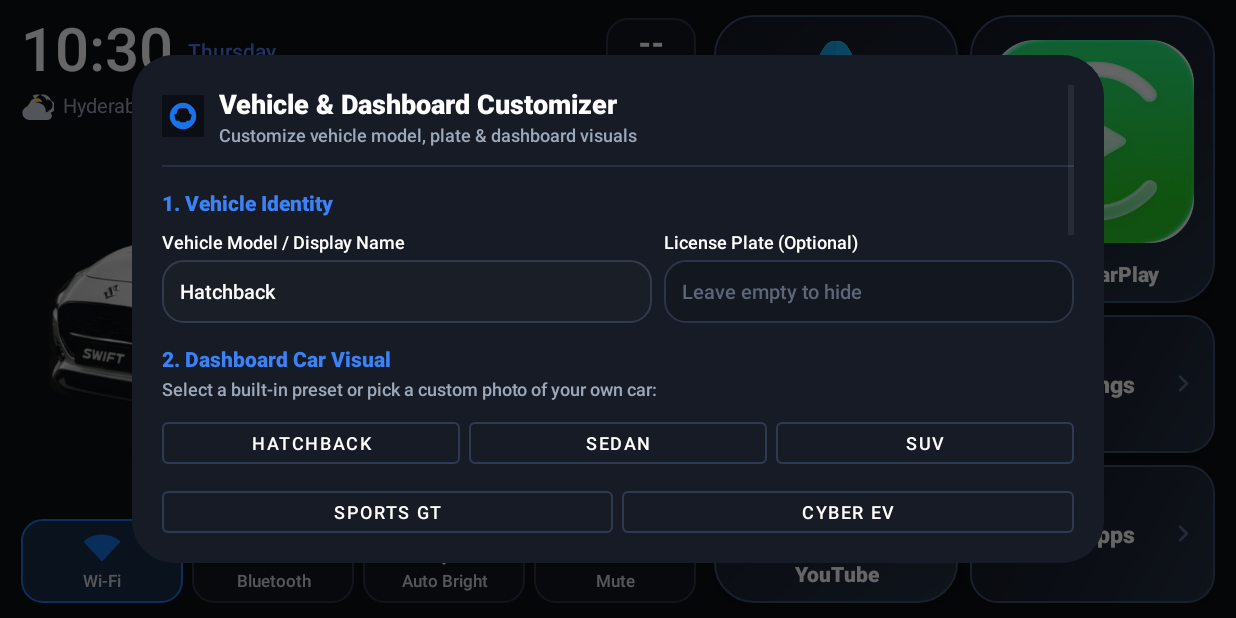
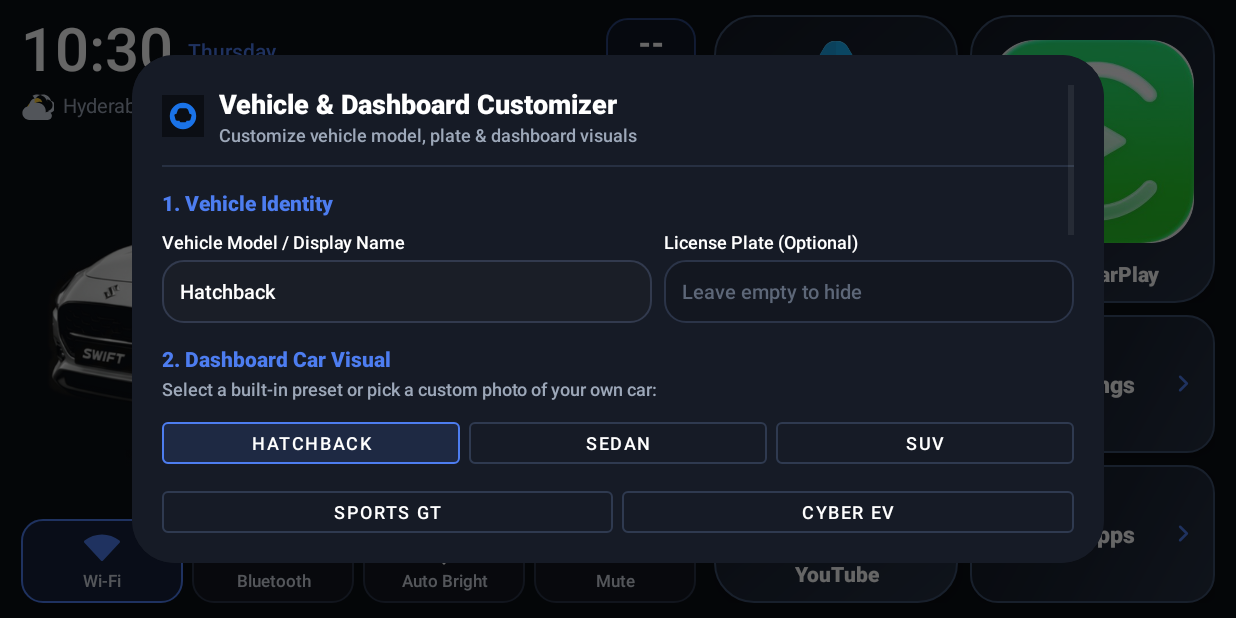
Before and after one commit to HarideepS/DashFlow, an Android app: the screen it shows after launch (MainActivity), after a tap on "Car Dashboard Display", on a phone screen of 824 x 412 dp (held sideways). Run offline under Robolectric (Android 15) with nearby library versions, the phone set to English and light mode, and no system bars; 3 other taps on this screen came first.

Commit message:
feat(theme): apply accent color across cockpit UI and customizer dialog (v1.0.3)

```diff
--- a/app/build.gradle
+++ b/app/build.gradle
@@ -11,8 +11,8 @@ android {
         applicationId = "com.automotive.swiftlauncher"
         minSdk = 26
         targetSdk = 33
-        versionCode = 3
-        versionName = "1.0.2"
+        versionCode = 4
+        versionName = "1.0.3"
 
         testInstrumentationRunner = "androidx.test.runner.AndroidJUnitRunner"
     }
--- a/app/src/main/java/com/automotive/swiftlauncher/MainActivity.kt
+++ b/app/src/main/java/com/automotive/swiftlauncher/MainActivity.kt
@@ -7,9 +7,13 @@ import android.content.BroadcastReceiver
 import android.content.Context
 import android.content.Intent
 import android.content.IntentFilter
+import android.content.res.ColorStateList
 import android.graphics.Bitmap
 import android.graphics.BitmapFactory
 import android.graphics.Color
+import android.graphics.drawable.Drawable
+import android.graphics.drawable.GradientDrawable
+import android.graphics.drawable.RippleDrawable
 import android.media.AudioManager
 import android.net.Uri
 import android.net.wifi.WifiManager
@@ -29,6 +33,7 @@ import androidx.appcompat.app.AppCompatActivity
 import androidx.core.content.ContextCompat
 import androidx.lifecycle.lifecycleScope
 import com.automotive.swiftlauncher.databinding.ActivityMainBinding
+import com.google.android.material.button.MaterialButton
 import kotlinx.coroutines.launch
 import java.io.File
 import java.io.FileOutputStream
@@ -249,14 +254,58 @@ class MainActivity : AppCompatActivity() {
         applyAccentColor()
     }
 
-    private fun applyAccentColor() {
-        val parsedColor = try {
-            Color.parseColor(prefs.accentColor)
+    private fun parseAccentColor(hex: String = prefs.accentColor): Int {
+        return try {
+            Color.parseColor(hex)
         } catch (_: Exception) {
             Color.parseColor(PreferenceHelper.DEFAULT_ACCENT_COLOR)
         }
+    }
+
+    private fun createTintedPillDrawable(
+        accentColor: Int,
+        fillAlpha: Int = 44,
+        strokeAlpha: Int = 255,
+        strokeDp: Float = 1.5f
+    ): Drawable {
+        val fillColor = Color.argb(
+            fillAlpha,
+            Color.red(accentColor),
+            Color.green(accentColor),
+            Color.blue(accentColor)
+        )
+        val strokeColor = Color.argb(
+            strokeAlpha,
+            Color.red(accentColor),
+            Color.green(accentColor),
+            Color.blue(accentColor)
+        )
+        val radiusPx = 14f * resources.displayMetrics.density
+        val strokePx = (strokeDp * resources.displayMetrics.density).roundToInt()
+        val shape = GradientDrawable().apply {
+            shape = GradientDrawable.RECTANGLE
+            cornerRadius = radiusPx
+            setColor(fillColor)
+            setStroke(strokePx, strokeColor)
+        }
+        val rippleColor = ColorStateList.valueOf(Color.argb(38, 255, 255, 255))
+        return RippleDrawable(rippleColor, shape, null)
+    }
+
+    private fun applyAccentColor() {
+        val parsedColor = parseAccentColor()
         binding.textDayDate.setTextColor(parsedColor)
+        binding.textSpeedUnit.setTextColor(parsedColor)
+        binding.speedometerContainer.background = createTintedPillDrawable(
+            parsedColor,
+            fillAlpha = 20,
+            strokeAlpha = 120,
+            strokeDp = 1f
+        )
         binding.btnMediaPlayPause.setColorFilter(parsedColor)
+        binding.chevronSettings.setColorFilter(parsedColor)
+        binding.chevronAllApps.setColorFilter(parsedColor)
+        updateWifiState()
     }
 
     private fun renderSpeedometer() {
@@ -419,6 +468,93 @@ class MainActivity : AppCompatActivity() {
         }
         textBootLaunchApp.text = "Auto-Launch on Cold Boot: ${prefs.bootLaunchLabel}"
 
+        val sectionHeaders = listOf(
+            R.id.sectionHeader1,
+            R.id.sectionHeader2,
+            R.id.sectionHeader3,
+            R.id.sectionHeader4,
+            R.id.sectionHeader5
+        ).map { dialogView.findViewById<TextView>(it) }
+        val btnPickCustomImage = dialogView.findViewById<Button>(R.id.btnPickCustomImage)
+        val btnSaveSettings = dialogView.findViewById<Button>(R.id.btnSaveSettings)
+
+        val presetButtons = mapOf(
+            PreferenceHelper.PRESET_HATCHBACK to dialogView.findViewById<Button>(R.id.btnPresetHatchback),
+            PreferenceHelper.PRESET_SEDAN to dialogView.findViewById<Button>(R.id.btnPresetSedan),
+            PreferenceHelper.PRESET_SUV to dialogView.findViewById<Button>(R.id.btnPresetSuv),
+            PreferenceHelper.PRESET_SPORTS to dialogView.findViewById<Button>(R.id.btnPresetSports),
+            PreferenceHelper.PRESET_EV to dialogView.findViewById<Button>(R.id.btnPresetEv)
+        )
+        val sizeButtons = listOf(
+            0.85f to dialogView.findViewById<Button>(R.id.btnSizeSmall),
+            1.0f to dialogView.findViewById<Button>(R.id.btnSizeNormal),
+            1.15f to dialogView.findViewById<Button>(R.id.btnSizeLarge)
+        )
+        val accentButtons = mapOf(
+            R.id.btnAccentBlue to "#4D7DF0",
+            R.id.btnAccentCyan to "#00E5FF",
+            R.id.btnAccentEmerald to "#10B981",
+            R.id.btnAccentRed to "#EF4444",
+            R.id.btnAccentAmber to "#F59E0B"
+        )
+
+        fun updateDialogSelectionsAndTheme() {
+            val accentColor = parseAccentColor(selectedAccent)
+            val accentStateList = ColorStateList.valueOf(accentColor)
+            val subtleFill = ColorStateList.valueOf(
+                Color.argb(36, Color.red(accentColor), Color.green(accentColor), Color.blue(accentColor))
+            )
+            val defaultStroke = ColorStateList.valueOf(Color.parseColor("#2F3A50"))
+            val transparentFill = ColorStateList.valueOf(Color.TRANSPARENT)
+
+            sectionHeaders.forEach { it.setTextColor(accentColor) }
+            checkShowSpeedometer.buttonTintList = accentStateList
+            checkSpeedMph.buttonTintList = accentStateList
+            checkAutoDimming.buttonTintList = accentStateList
+            btnSaveSettings.backgroundTintList = accentStateList
+            (btnPickCustomImage as? MaterialButton)?.apply {
+                setTextColor(accentColor)
+                strokeColor = accentStateList
+            }
+            (btnEnableMediaAccess as? MaterialButton)?.apply {
+                setTextColor(accentColor)
+                strokeColor = accentStateList
+            }
+
+            val normalizedPreset = if (selectedPreset == "swift") PreferenceHelper.PRESET_HATCHBACK else selectedPreset
+            presetButtons.forEach { (key, btn) ->
+                val active = (key == normalizedPreset)
+                (btn as? MaterialButton)?.apply {
+                    strokeColor = if (active) accentStateList else defaultStroke
+                    backgroundTintList = if (active) subtleFill else transparentFill
+                }
+            }
+
+            sizeButtons.forEach { (scale, btn) ->
+                val active = kotlin.math.abs(selectedScale - scale) < 0.05f
+                (btn as? MaterialButton)?.apply {
+                    strokeColor = if (active) accentStateList else defaultStroke
+                    backgroundTintList = if (active) subtleFill else transparentFill
+                }
+            }
+
+            accentButtons.forEach { (btnId, hex) ->
+                val btn = dialogView.findViewById<Button>(btnId)
+                val btnColor = parseAccentColor(hex)
+                val active = hex.equals(selectedAccent, ignoreCase = true)
+                (btn as? MaterialButton)?.apply {
+                    strokeColor = ColorStateList.valueOf(btnColor)
+                    backgroundTintList = if (active) {
+                        ColorStateList.valueOf(
+                            Color.argb(56, Color.red(btnColor), Color.green(btnColor), Color.blue(btnColor))
+                        )
+                    } else {
+                        transparentFill
+                    }
+                }
+            }
+        }
+
         fun updateVisualStatusUI() {
             if (selectedPreset == PreferenceHelper.PRESET_CUSTOM && prefs.customCarPath.isNotBlank()) {
                 textCarVisualStatus.text = "Active visual: Custom Gallery Photo"
@@ -434,31 +570,18 @@ class MainActivity : AppCompatActivity() {
                 textCarVisualStatus.text = "Active visual: $label"
                 btnClearCustomImage.visibility = View.GONE
             }
+            updateDialogSelectionsAndTheme()
         }
         updateVisualStatusUI()
 
-        dialogView.findViewById<Button>(R.id.btnPresetHatchback).setOnClickListener {
-            selectedPreset = PreferenceHelper.PRESET_HATCHBACK
-            updateVisualStatusUI()
-        }
-        dialogView.findViewById<Button>(R.id.btnPresetSedan).setOnClickListener {
-            selectedPreset = PreferenceHelper.PRESET_SEDAN
-            updateVisualStatusUI()
-        }
-        dialogView.findViewById<Button>(R.id.btnPresetSuv).setOnClickListener {
-            selectedPreset = PreferenceHelper.PRESET_SUV
-            updateVisualStatusUI()
-        }
-        dialogView.findViewById<Button>(R.id.btnPresetSports).setOnClickListener {
-            selectedPreset = PreferenceHelper.PRESET_SPORTS
-            updateVisualStatusUI()
-        }
-        dialogView.findViewById<Button>(R.id.btnPresetEv).setOnClickListener {
-            selectedPreset = PreferenceHelper.PRESET_EV
-            updateVisualStatusUI()
+        presetButtons.forEach { (presetKey, btn) ->
+            btn.setOnClickListener {
+                selectedPreset = presetKey
+                updateVisualStatusUI()
+            }
         }
 
-        dialogView.findViewById<Button>(R.id.btnPickCustomImage).setOnClickListener {
+        btnPickCustomImage.setOnClickListener {
             pendingDialogDismiss?.invoke()
             imagePickerLauncher.launch("image/*")
         }
@@ -469,31 +592,17 @@ class MainActivity : AppCompatActivity() {
             updateVisualStatusUI()
         }
 
-        dialogView.findViewById<Button>(R.id.btnSizeSmall).setOnClickListener {
-            selectedScale = 0.85f
-            Toast.makeText(this, "Scale: 85% Compact", Toast.LENGTH_SHORT).show()
-        }
-        dialogView.findViewById<Button>(R.id.btnSizeNormal).setOnClickListener {
-            selectedScale = 1.0f
-            Toast.makeText(this, "Scale: 100% Default", Toast.LENGTH_SHORT).show()
-        }
-        dialogView.findViewById<Button>(R.id.btnSizeLarge).setOnClickListener {
-            selectedScale = 1.15f
-            Toast.makeText(this, "Scale: 115% Hero", Toast.LENGTH_SHORT).show()
+        sizeButtons.forEach { (scale, btn) ->
+            btn.setOnClickListener {
+                selectedScale = scale
+                updateDialogSelectionsAndTheme()
+            }
         }
 
-        // Accent Color Selection
-        val accentButtons = mapOf(
-            R.id.btnAccentBlue to "#4D7DF0",
-            R.id.btnAccentCyan to "#00E5FF",
-            R.id.btnAccentEmerald to "#10B981",
-            R.id.btnAccentRed to "#EF4444",
-            R.id.btnAccentAmber to "#F59E0B"
-        )
         accentButtons.forEach { (btnId, hex) ->
             dialogView.findViewById<Button>(btnId).setOnClickListener {
                 selectedAccent = hex
-                Toast.makeText(this, "Accent color selected", Toast.LENGTH_SHORT).show()
+                updateDialogSelectionsAndTheme()
             }
         }
 
@@ -714,12 +823,14 @@ class MainActivity : AppCompatActivity() {
         try {
             val wifiManager = applicationContext.getSystemService(Context.WIFI_SERVICE) as WifiManager
             val isEnabled = wifiManager.isWifiEnabled
-            binding.btnWifi.setBackgroundResource(
-                if (isEnabled) R.drawable.bg_toggle_pill_active else R.drawable.bg_toggle_pill
-            )
-            binding.iconWifi.setColorFilter(
-                ContextCompat.getColor(this, if (isEnabled) R.color.card_android_auto else R.color.text_primary)
-            )
+            val accentColor = parseAccentColor()
+            if (isEnabled) {
+                binding.btnWifi.background = createTintedPillDrawable(accentColor)
+                binding.iconWifi.setColorFilter(accentColor)
+            } else {
+                binding.btnWifi.setBackgroundResource(R.drawable.bg_toggle_pill)
+                binding.iconWifi.setColorFilter(ContextCompat.getColor(this, R.color.text_primary))
+            }
         } catch (_: Exception) {}
     }
 
--- a/app/src/main/res/layout/activity_main.xml
+++ b/app/src/main/res/layout/activity_main.xml
@@ -686,6 +686,7 @@
                         app:autoSizeTextType="uniform" />
 
                     <ImageView
+                        android:id="@+id/chevronSettings"
                         android:layout_width="@dimen/chevron_size"
                         android:layout_height="@dimen/chevron_size"
                         android:contentDescription="Open Settings"
@@ -735,6 +736,7 @@
                         app:autoSizeTextType="uniform" />
 
                     <ImageView
+                        android:id="@+id/chevronAllApps"
                         android:layout_width="@dimen/chevron_size"
                         android:layout_height="@dimen/chevron_size"
                         android:contentDescription="Open App Drawer"
--- a/app/src/main/res/layout/dialog_launcher_settings.xml
+++ b/app/src/main/res/layout/dialog_launcher_settings.xml
@@ -57,6 +57,7 @@
 
         <!-- 1. VEHICLE IDENTITY SECTION -->
         <TextView
+            android:id="@+id/sectionHeader1"
             android:layout_width="wrap_content"
             android:layout_height="wrap_content"
             android:fontFamily="sans-serif-medium"
@@ -137,6 +138,7 @@
 
         <!-- 2. CAR VISUAL PRESETS & CUSTOM UPLOAD -->
         <TextView
+            android:id="@+id/sectionHeader2"
             android:layout_width="wrap_content"
             android:layout_height="wrap_content"
             android:layout_marginTop="14dp"
@@ -276,6 +278,7 @@
 
         <!-- 3. CAR DISPLAY SIZING -->
         <TextView
+            android:id="@+id/sectionHeader3"
             android:layout_width="wrap_content"
             android:layout_height="wrap_content"
             android:layout_marginTop="16dp"
@@ -329,6 +332,7 @@
 
         <!-- 4. WEATHER LOCATION -->
         <TextView
+            android:id="@+id/sectionHeader4"
             android:layout_width="wrap_content"
             android:layout_height="wrap_content"
             android:layout_marginTop="16dp"
@@ -354,6 +358,7 @@
 
         <!-- 5. COCKPIT TELEMETRY, THEME & HEAD-UNIT UTILITIES -->
         <TextView
+            android:id="@+id/sectionHeader5"
             android:layout_width="wrap_content"
             android:layout_height="wrap_content"
             android:layout_marginTop="16dp"
```
